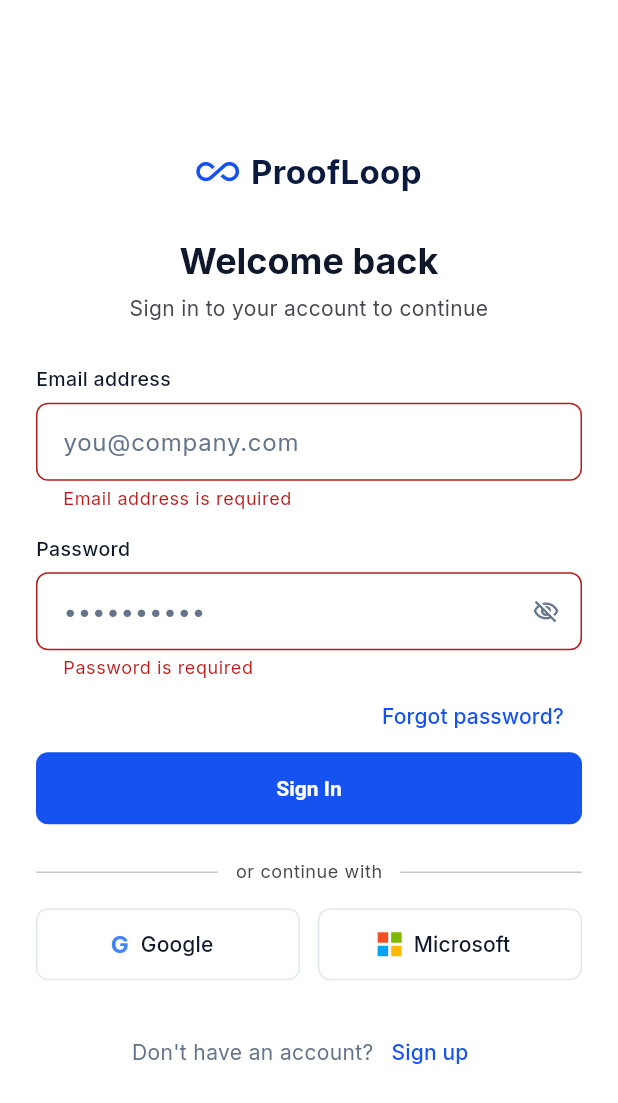
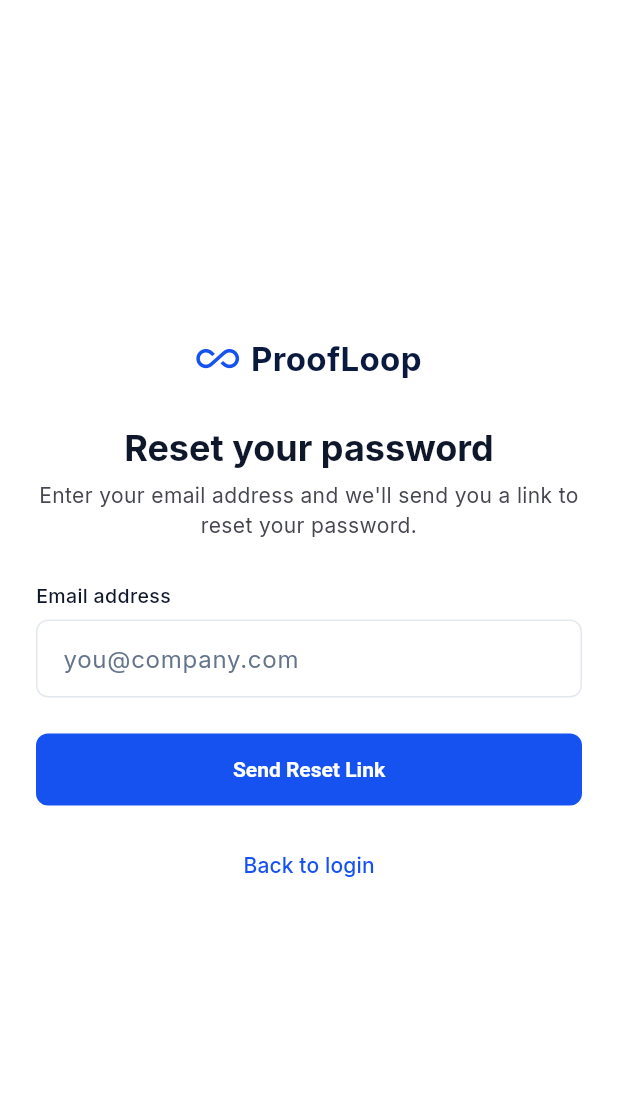
Before and after one commit to Veranzi/proofloop, a Flutter app: the screen it shows after launch, after a tap on "Sign In", after a tap on "Forgot password?", on a phone screen of 412 x 824 dp. Shown: the top 1103 px of the screen. Run offline on Flutter 3.47's test engine with Material 3 defaults, Android fonts, the phone set to English and light mode, and no system bars; our stand-ins replace go_router, google_fonts; accounts and stored records are empty.

Commit message:
Add forgot password screen
Email form that requests a password reset link and shows a neutral confirmation (it does not reveal whether the account exists). Includes resend and a link back to login.

```diff
--- a/frontend/lib/app/router.dart
+++ b/frontend/lib/app/router.dart
@@ -1,12 +1,19 @@
 import 'package:go_router/go_router.dart';
 
 import '../core/auth_service.dart';
+import '../features/auth/forgot_password_screen.dart';
 import '../features/auth/login_screen.dart';
 import '../features/auth/signup_screen.dart';
 import '../features/auth/splash_screen.dart';
 
 /// Routes that can be opened without signing in.
-const _publicRoutes = {'/', '/login', '/signup', '/verify-email'};
+const _publicRoutes = {
+  '/',
+  '/login',
+  '/signup',
+  '/forgot-password',
+  '/verify-email',
+};
 
 final appRouter = GoRouter(
   initialLocation: '/',
@@ -21,5 +28,9 @@
     GoRoute(path: '/', builder: (context, state) => const SplashScreen()),
     GoRoute(path: '/login', builder: (context, state) => const LoginScreen()),
     GoRoute(path: '/signup', builder: (context, state) => const SignUpScreen()),
+    GoRoute(
+      path: '/forgot-password',
+      builder: (context, state) => const ForgotPasswordScreen(),
+    ),
   ],
 );
--- /dev/null
+++ b/frontend/lib/features/auth/forgot_password_screen.dart
@@ -0,0 +1,100 @@
+import 'package:flutter/material.dart';
+import 'package:go_router/go_router.dart';
+
+import '../../app/theme.dart';
+import '../../core/auth_service.dart';
+import '../../widgets/auth_layout.dart';
+import '../../widgets/form_fields.dart';
+
+class ForgotPasswordScreen extends StatefulWidget {
+  const ForgotPasswordScreen({super.key});
+
+  @override
+  State<ForgotPasswordScreen> createState() => _ForgotPasswordScreenState();
+}
+
+class _ForgotPasswordScreenState extends State<ForgotPasswordScreen> {
+  final _formKey = GlobalKey<FormState>();
+  final _email = TextEditingController();
+  bool _busy = false;
+  bool _sent = false;
+
+  @override
+  void dispose() {
+    _email.dispose();
+    super.dispose();
+  }
+
+  Future<void> _submit() async {
+    if (!_formKey.currentState!.validate()) return;
+    setState(() => _busy = true);
+    // Firebase: sendPasswordResetEmail. Always report success so the screen
+    // does not reveal which emails have accounts.
+    await AuthService.instance.sendPasswordReset(_email.text.trim());
+    if (mounted) {
+      setState(() {
+        _busy = false;
+        _sent = true;
+      });
+    }
+  }
+
+  @override
+  Widget build(BuildContext context) {
+    return AuthLayout(
+      title: 'Reset your password',
+      subtitle:
+          "Enter your email address and we'll send you a link to reset your password.",
+      child: Form(
+        key: _formKey,
+        child: Column(
+          crossAxisAlignment: CrossAxisAlignment.stretch,
+          children: [
+            if (_sent)
+              Container(
+                padding: const EdgeInsets.all(12),
+                margin: const EdgeInsets.only(bottom: 16),
+                decoration: BoxDecoration(
+                  color: AppColors.successSoft,
+                  borderRadius: BorderRadius.circular(8),
+                ),
+                child: Text(
+                  'If an account exists for ${_email.text.trim()}, '
+                  'a reset link is on its way.',
+                  style: const TextStyle(color: AppColors.success, fontSize: 13),
+                ),
+              ),
+            LabeledField(
+              label: 'Email address',
+              hint: 'you@company.com',
+              controller: _email,
+              keyboardType: TextInputType.emailAddress,
+              textInputAction: TextInputAction.done,
+              onSubmitted: (_) => _submit(),
+              validator: Validators.email,
+            ),
+            const SizedBox(height: 24),
+            FilledButton(
+              onPressed: _busy ? null : _submit,
+              child: _busy
+                  ? const SizedBox(
+                      height: 20,
+                      width: 20,
+                      child: CircularProgressIndicator(
+                          strokeWidth: 2, color: Colors.white),
+                    )
+                  : Text(_sent ? 'Resend Link' : 'Send Reset Link'),
+            ),
+            const SizedBox(height: 16),
+            Center(
+              child: TextButton(
+                onPressed: () => context.go('/login'),
+                child: const Text('Back to login'),
+              ),
+            ),
+          ],
+        ),
+      ),
+    );
+  }
+}
```
